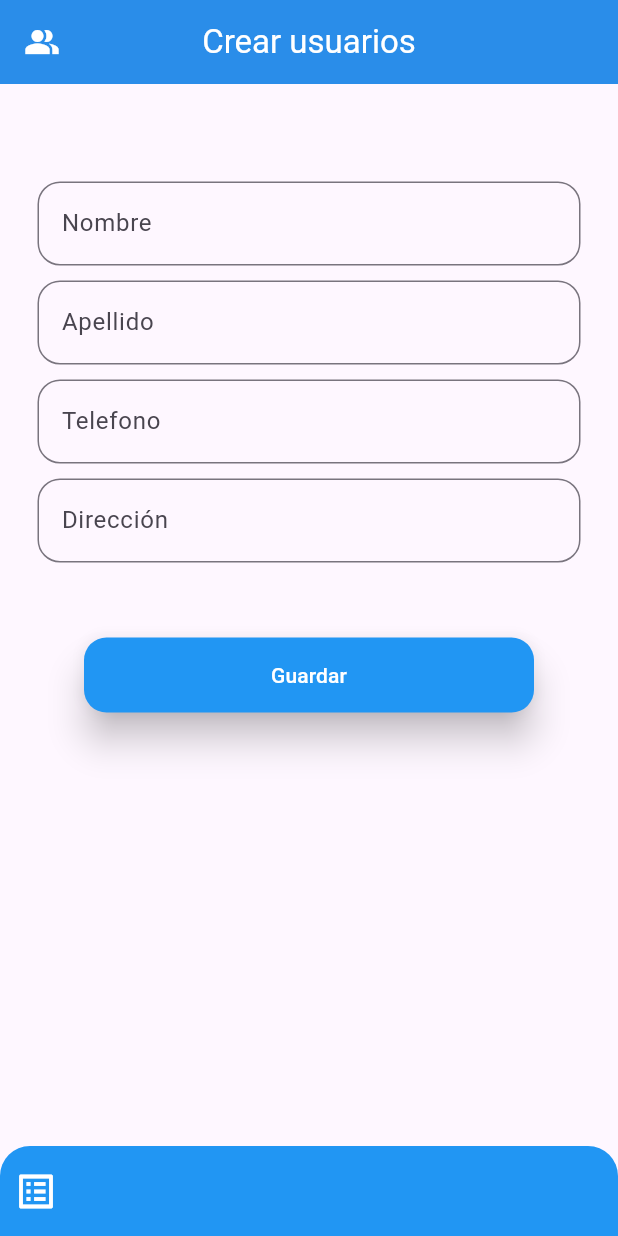
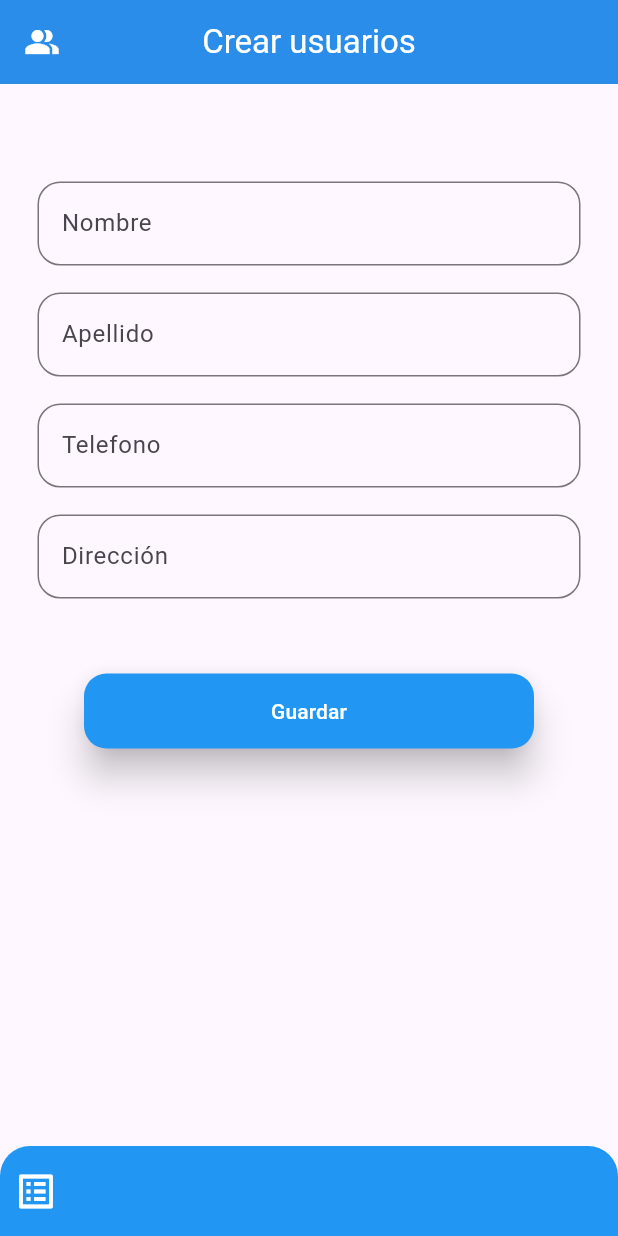
Before and after one commit to wposso/Flutter-Repo2.0, a Flutter app: the screen it shows after launch, after a tap on "Guardar", on a phone screen of 412 x 824 dp. Run offline on Flutter 3.47's test engine with Material 3 defaults, Android fonts, the light colour scheme and no system bars.

Commit message:
changes 11:10pm

```diff
--- a/app_crud_v01/lib/screens/crear_usuarios_screen.dart
+++ b/app_crud_v01/lib/screens/crear_usuarios_screen.dart
@@ -7,12 +7,14 @@ import 'package:flutter/material.dart';
   class datosUsuarios{
     String nombre;
     String apellido;
-    String? telefono;
-    String? direccion;
+    String telefono;
+    String direccion;
 
     datosUsuarios({
       required this.nombre,
-      required this.apellido});
+      required this.apellido,
+      required this.telefono,
+      required this.direccion});
   }
 
 class CrearUsuariosScreen extends StatefulWidget {
@@ -36,7 +38,9 @@ class _CrearUsuariosScreenState extends State<CrearUsuariosScreen> {
     setState(() {
       listadoUsuarios.add(datosUsuarios(
         nombre: nombreControl.text,
-        apellido: apellidoControl.text));
+        apellido: apellidoControl.text,
+        telefono: telefonoControl.text,
+        direccion: direccionControl.text));
     });
     nombreControl.clear();
     apellidoControl.clear();
@@ -48,7 +52,9 @@ class _CrearUsuariosScreenState extends State<CrearUsuariosScreen> {
     setState(() {
       listadoUsuarios[index] = datosUsuarios(
         nombre: nombreControl.text,
-        apellido: apellidoControl.text);
+        apellido: apellidoControl.text,
+        telefono: telefonoControl.text,
+        direccion: direccionControl.text);
     });
     nombreControl.clear();
     apellidoControl.clear();
@@ -93,6 +99,7 @@ class _CrearUsuariosScreenState extends State<CrearUsuariosScreen> {
             TextFormField(
               controller: nombreControl,
               decoration: const InputDecoration(
+                label: Text('Nombre'),
                 hintText: 'Nombre',
                 border: OutlineInputBorder(
                   borderRadius: BorderRadius.all(Radius.circular(15))
@@ -100,10 +107,11 @@ class _CrearUsuariosScreenState extends State<CrearUsuariosScreen> {
               ),
             ),
 
-            const SizedBox(height: 10,),
+            const SizedBox(height: 18,),
             TextFormField(
               controller: apellidoControl,
               decoration: const InputDecoration(
+                label: Text('Apellido'),
                 hintText: 'Apellido',
                 border: OutlineInputBorder(
                   borderRadius: BorderRadius.all(Radius.circular(15))
@@ -111,10 +119,11 @@ class _CrearUsuariosScreenState extends State<CrearUsuariosScreen> {
               ),
             ),
 
-            const SizedBox(height: 10,),
+            const SizedBox(height: 18,),
             TextFormField(
               controller: telefonoControl,
               decoration: const InputDecoration(
+                label: Text('Telefono'),
                 hintText: 'Telefono',
                 border: OutlineInputBorder(
                   borderRadius: BorderRadius.all(Radius.circular(15))
@@ -122,10 +131,11 @@ class _CrearUsuariosScreenState extends State<CrearUsuariosScreen> {
               ),
             ),
 
-            const SizedBox(height: 10,),
+            const SizedBox(height: 18,),
             TextFormField(
               controller: direccionControl,
               decoration: const InputDecoration(
+                label: Text('Dirección'),
                 hintText: 'Dirección',
                 border: OutlineInputBorder(
                   borderRadius: BorderRadius.all(Radius.circular(15))
```
Also changed, not shown: app_crud_v01/lib/screens/listado_usuarios_screen.dart (+35 -5 lines).
